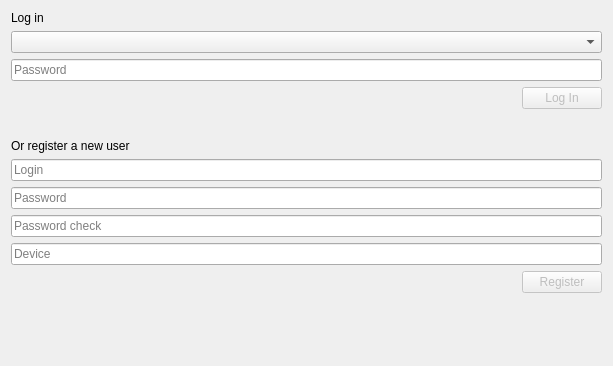
The window that parsec/core/gui/forms/login_widget.ui (Scille/parsec-cloud) describes before a commit, drawn with Qt 5.
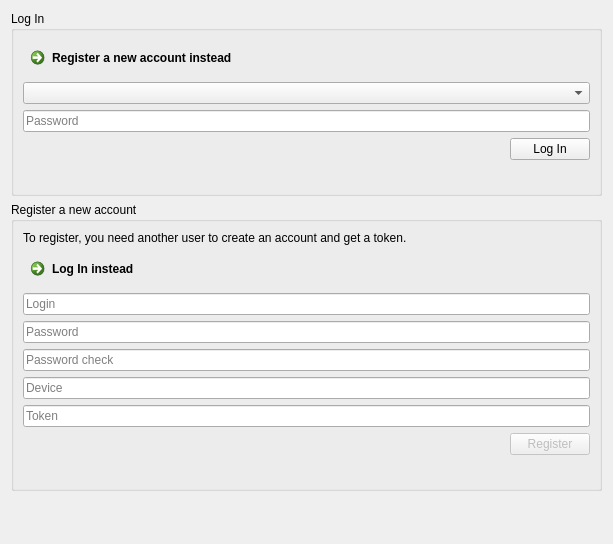
The same window after the commit.

Commit message: Separated register from claim for new users

The edit to the form file:
```diff
--- a/parsec/core/gui/forms/login_widget.ui
+++ b/parsec/core/gui/forms/login_widget.ui
@@ -7,7 +7,7 @@
     <x>0</x>
     <y>0</y>
     <width>613</width>
-    <height>366</height>
+    <height>544</height>
    </rect>
   </property>
   <property name="sizePolicy">
@@ -21,15 +21,15 @@
   </property>
   <layout class="QVBoxLayout" name="verticalLayout">
    <item>
-    <widget class="QLabel" name="label">
-     <property name="sizePolicy">
-      <sizepolicy hsizetype="Preferred" vsizetype="Minimum">
-       <horstretch>0</horstretch>
-       <verstretch>0</verstretch>
-      </sizepolicy>
+    <widget class="QGroupBox" name="group_login">
+     <property name="title">
+      <string>Log In</string>
      </property>
+     <layout class="QVBoxLayout" name="verticalLayout_2">
+      <item>
+       <widget class="QCommandLinkButton" name="button_claim_instead">
      <property name="text">
-      <string>Log in</string>
+         <string>Register a new account instead</string>
      </property>
     </widget>
    </item>
@@ -47,7 +47,7 @@
     </widget>
    </item>
    <item>
-    <layout class="QHBoxLayout" name="horizontalLayout">
+       <layout class="QHBoxLayout" name="horizontalLayout_3">
      <item>
       <spacer name="horizontalSpacer">
        <property name="orientation">
@@ -64,7 +64,7 @@
      <item>
       <widget class="QPushButton" name="button_login">
        <property name="enabled">
-        <bool>false</bool>
+           <bool>true</bool>
        </property>
        <property name="text">
         <string>Log In</string>
@@ -90,21 +90,31 @@
      </property>
     </widget>
    </item>
+     </layout>
+    </widget>
+   </item>
    <item>
-    <widget class="QLabel" name="label_2">
-     <property name="sizePolicy">
-      <sizepolicy hsizetype="Preferred" vsizetype="Minimum">
-       <horstretch>0</horstretch>
-       <verstretch>0</verstretch>
-      </sizepolicy>
+    <widget class="QGroupBox" name="group_claim">
+     <property name="title">
+      <string>Register a new account</string>
      </property>
+     <layout class="QVBoxLayout" name="verticalLayout_3">
+      <item>
+       <widget class="QLabel" name="label">
      <property name="text">
-      <string>Or register a new user</string>
+         <string>To register, you need another user to create an account and get a token.</string>
      </property>
     </widget>
    </item>
    <item>
-    <widget class="QLineEdit" name="line_edit_register_login">
+       <widget class="QCommandLinkButton" name="button_login_instead">
+        <property name="text">
+         <string>Log In instead</string>
+        </property>
+       </widget>
+      </item>
+      <item>
+       <widget class="QLineEdit" name="line_edit_claim_login">
      <property name="text">
       <string/>
      </property>
@@ -114,7 +124,7 @@
     </widget>
    </item>
    <item>
-    <widget class="QLineEdit" name="line_edit_register_password">
+       <widget class="QLineEdit" name="line_edit_claim_password">
      <property name="echoMode">
       <enum>QLineEdit::Password</enum>
      </property>
@@ -124,7 +134,7 @@
     </widget>
    </item>
    <item>
-    <widget class="QLineEdit" name="line_edit_register_password_check">
+       <widget class="QLineEdit" name="line_edit_claim_password_check">
      <property name="echoMode">
       <enum>QLineEdit::Password</enum>
      </property>
@@ -134,14 +144,21 @@
     </widget>
    </item>
    <item>
-    <widget class="QLineEdit" name="line_edit_register_device">
+       <widget class="QLineEdit" name="line_edit_claim_device">
      <property name="placeholderText">
       <string>Device</string>
      </property>
     </widget>
    </item>
    <item>
-    <layout class="QHBoxLayout" name="horizontalLayout_2">
+       <widget class="QLineEdit" name="line_edit_claim_token">
+        <property name="placeholderText">
+         <string>Token</string>
+        </property>
+       </widget>
+      </item>
+      <item>
+       <layout class="QHBoxLayout" name="horizontalLayout_4">
      <item>
       <spacer name="horizontalSpacer_2">
        <property name="orientation">
@@ -156,7 +173,7 @@
       </spacer>
      </item>
      <item>
-      <widget class="QPushButton" name="button_register">
+         <widget class="QPushButton" name="button_claim">
        <property name="enabled">
         <bool>false</bool>
        </property>
@@ -168,7 +185,7 @@
     </layout>
    </item>
    <item>
-    <widget class="QLabel" name="label_register_error">
+       <widget class="QLabel" name="label_claim_error">
      <property name="font">
       <font>
        <pointsize>12</pointsize>
@@ -182,6 +199,9 @@
      <property name="alignment">
       <set>Qt::AlignCenter</set>
      </property>
+       </widget>
+      </item>
+     </layout>
     </widget>
    </item>
    <item>
```
Left out of the diff: 67 changed lines with no effect on the pictures. Lines whose indentation alone changed are shown as unchanged. The commit also changes 14 other files.
